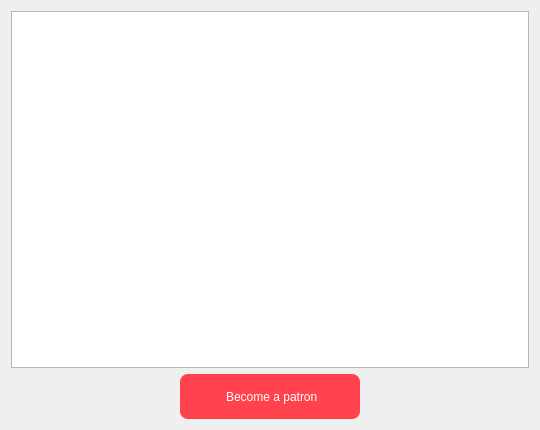
Before: the Qt Designer form SRC/Waifu2x-Extension-QT/topsupporterslist.ui in AaronFeng753/Waifu2x-Extension-GUI, drawn with Qt 5.
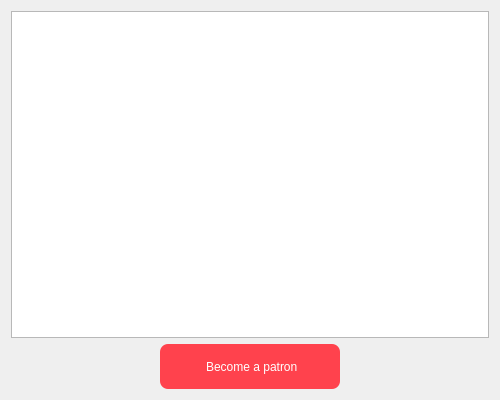
After: the same form once the commit is applied. Icons and pictures are not drawn.

```diff
--- a/SRC/Waifu2x-Extension-QT/topsupporterslist.ui
+++ b/SRC/Waifu2x-Extension-QT/topsupporterslist.ui
@@ -6,14 +6,14 @@
    <rect>
     <x>0</x>
     <y>0</y>
-    <width>540</width>
-    <height>430</height>
+    <width>500</width>
+    <height>400</height>
    </rect>
   </property>
   <property name="minimumSize">
    <size>
-    <width>540</width>
-    <height>430</height>
+    <width>500</width>
+    <height>400</height>
    </size>
   </property>
   <property name="windowTitle">
```
